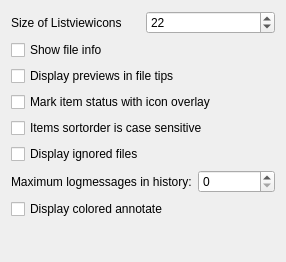
The window that src/settings/display_settings.ui (KDE/kdesvn) describes before a commit, drawn with Qt 5.
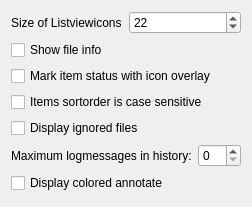
The same window after the commit. Custom widgets are drawn as their Qt base class.

Commit message: removed option for displaying file previews in filetips, it's obsolete and not used anymore

What changed in the file:
```diff
--- a/src/settings/display_settings.ui
+++ b/src/settings/display_settings.ui
@@ -5,8 +5,8 @@
    <rect>
     <x>0</x>
     <y>0</y>
-    <width>286</width>
-    <height>262</height>
+    <width>252</width>
+    <height>207</height>
    </rect>
   </property>
   <property name="windowTitle" >
@@ -50,16 +50,6 @@
      </property>
     </widget>
    </item>
-   <item>
-    <widget class="QCheckBox" name="kcfg_display_previews_in_file_tips" >
-     <property name="whatsThis" >
-      <string>Here you can control if you want the popup window to contain a larger preview for the file, when moving the mouse over it</string>
-     </property>
-     <property name="text" >
-      <string>Display previews in file tips</string>
-     </property>
-    </widget>
-   </item>
    <item>
     <widget class="QCheckBox" name="kcfg_display_overlays" >
      <property name="toolTip" >
```
Left out of the diff: 19 changed lines with no effect on the pictures. The commit also changes 3 other files.
